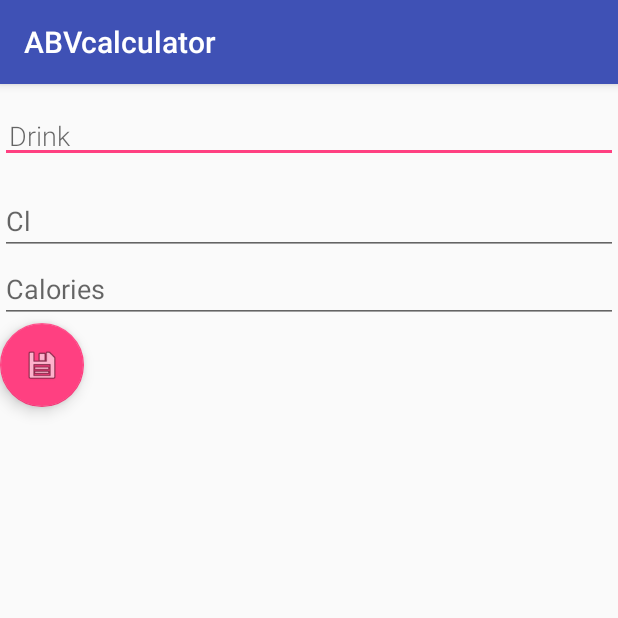
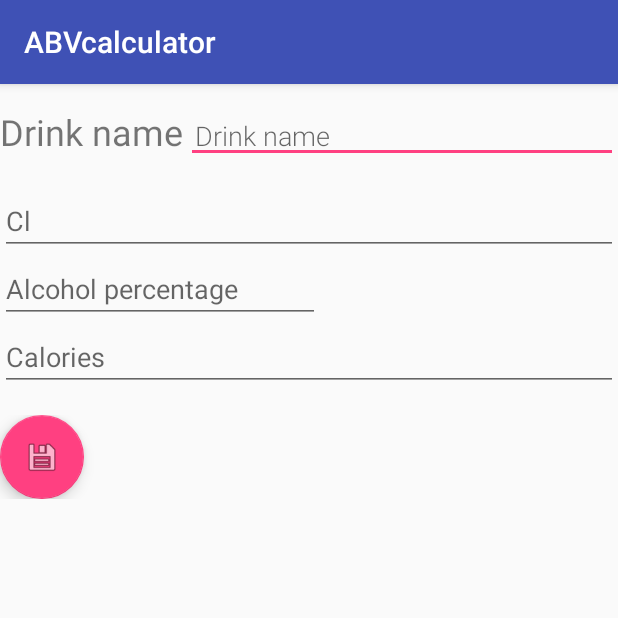
Before and after one commit to Aleksi123/ABVcalculator, an Android app: the NewDrinkActivity screen opened directly, with no data from a screen before it, on a phone screen of 412 x 824 dp, the top half of it. Run offline under Robolectric (Android 15) with nearby library versions, the phone set to English and light mode, and no system bars; our stand-ins replace Dagger/Hilt's generated code, Room's generated code.

Commit message:
Added validation directory. Added Validation structure EditTextValidation and ValidationFunction. Refactored Drink class's volume and calories fields to be integers. Added AlcoholPercentage field to Drink class. Modified NewDrink and ShowDrink Activities.

```diff
--- a/app/src/main/java/com/example/a/alcoholapp/Activity/NewDrinkActivity.java
+++ b/app/src/main/java/com/example/a/alcoholapp/Activity/NewDrinkActivity.java
@@ -7,42 +7,57 @@ import android.support.v7.app.AppCompatActivity;
 import android.text.TextUtils;
 import android.view.View;
 import android.widget.EditText;
+import android.widget.Toast;
 
 import com.example.a.alcoholapp.R;
-import com.example.a.alcoholapp.ViewModel.DrinkViewModel;
-import com.example.a.alcoholapp.ViewModel.ViewModelFactory;
+import com.example.a.alcoholapp.validation.NaturalNumberValidation;
+import com.example.a.alcoholapp.validation.NewDrinkValidator;
+import com.example.a.alcoholapp.validation.PercentageValidation;
 
 import javax.inject.Inject;
+
+import dagger.android.AndroidInjection;
 
 public class NewDrinkActivity extends AppCompatActivity {
 
     public static final String EXTRA_DRINK_NAME = "com.example.android.wordlistsql.REPLY";
     public static final String EXTRA_DRINK_CL = "com.example.android.wordlistsql.REPLY2";
     public static final String EXTRA_DRINK_CALORIES = "com.example.android.wordlistsql.REPLY3";
-    public static final String EXTRA_DRINKID = "com.example.android.wordlistsql.DRINK_ID";
-    private EditText mEditDrinkView, mEditClView, mEditCaloriesView;
+    public static final String EXTRA_DRINK_ALCOHOLPERCENTAGE = "com.example.android.wordlistsql.REPLY4";
+    public static final String EXTRA_DRINK_ID = "com.example.android.wordlistsql.DRINK_ID";
+    private EditText mEditDrinkView, mEditClView, mEditCaloriesView, mEditAlcoholPercentage;
+    @Inject
+    NewDrinkValidator validator;
 
     @Override
     public void onCreate(Bundle savedInstanceState) {
+        AndroidInjection.inject(this);
         super.onCreate(savedInstanceState);
+        //Set up validator
         setContentView(R.layout.activity_new_drink);
         mEditDrinkView = findViewById(R.id.edit_drink);
         mEditClView = findViewById(R.id.edit_cl);
         mEditCaloriesView = findViewById(R.id.edit_calories);
+        mEditAlcoholPercentage = findViewById(R.id.alcoholPercentage);
+        //Register EditTexts to the validator
+        validator.registerEditText(mEditClView, "Volume", new NaturalNumberValidation());
+        validator.registerEditText(mEditCaloriesView, "Calories", new NaturalNumberValidation());
+        validator.registerEditText(mEditAlcoholPercentage, "AlcoholPercentage", new PercentageValidation());
         Intent intent = getIntent();
-        final long drinkId = intent.getLongExtra(EXTRA_DRINKID, (long)-1);
+        final long drinkId = intent.getLongExtra(EXTRA_DRINK_ID, (long)-1);
         //Check if drink id was set
         if(drinkId>-1){
             //Intent has values of our drink so we are modifying EXISTING drink
             mEditDrinkView.setText(intent.getStringExtra(EXTRA_DRINK_NAME));
-            mEditClView.setText(intent.getStringExtra(EXTRA_DRINK_CL));
-            mEditCaloriesView.setText(intent.getStringExtra(EXTRA_DRINK_CALORIES));
+            mEditClView.setText(String.valueOf(intent.getIntExtra(EXTRA_DRINK_CL, 0)));
+            mEditCaloriesView.setText(String.valueOf(intent.getIntExtra(EXTRA_DRINK_CALORIES, 0)));
+            mEditAlcoholPercentage.setText(String.valueOf(intent.getDoubleExtra(EXTRA_DRINK_ALCOHOLPERCENTAGE, 0)));
             //Set a listener for the delete drink button
             findViewById(R.id.deleteButton).setOnClickListener(new View.OnClickListener() {
                 @Override
                 public void onClick(View view) {
                     Intent replyIntent = new Intent();
-                    replyIntent.putExtra(EXTRA_DRINKID, drinkId);
+                    replyIntent.putExtra(EXTRA_DRINK_ID, drinkId);
                     //Set delete flag to true
                     replyIntent.putExtra("DELETE", true);
                     setResult(RESULT_OK, replyIntent);
@@ -56,6 +71,13 @@ public class NewDrinkActivity extends AppCompatActivity {
         FloatingActionButton button = findViewById(R.id.button_save);
         button.setOnClickListener(new View.OnClickListener() {
             public void onClick(View view) {
+                //Validation
+                if(!validator.validate()){
+                    //If validation failed retrieve the error message and show it to the user.
+                    Toast.makeText(getApplicationContext(), validator.getErrorMessage(), Toast.LENGTH_SHORT).show();
+                    return;
+                }
+
                 Intent replyIntent = new Intent();
                 if (TextUtils.isEmpty(mEditDrinkView.getText())) {
                     setResult(RESULT_CANCELED, replyIntent);
@@ -63,15 +85,18 @@ public class NewDrinkActivity extends AppCompatActivity {
                     String drink = mEditDrinkView.getText().toString();
                     replyIntent.putExtra(EXTRA_DRINK_NAME, drink);
 
-                    String cl = mEditClView.getText().toString();
+                    int cl = Integer.parseInt(mEditClView.getText().toString());
                     replyIntent.putExtra(EXTRA_DRINK_CL, cl);
 
-                    String calories = mEditCaloriesView.getText().toString();
+                    int calories = Integer.parseInt(mEditCaloriesView.getText().toString());
                     replyIntent.putExtra(EXTRA_DRINK_CALORIES, calories);
+
+                    double percentage = Double.parseDouble(mEditAlcoholPercentage.getText().toString());
+                    replyIntent.putExtra(EXTRA_DRINK_ALCOHOLPERCENTAGE, percentage);
 
                     //Simple check if drinkId has a valid value
                     if(drinkId>-1)
-                        replyIntent.putExtra(EXTRA_DRINKID, drinkId);
+                        replyIntent.putExtra(EXTRA_DRINK_ID, drinkId);
 
                     setResult(RESULT_OK, replyIntent);
                 }
--- a/app/src/main/java/com/example/a/alcoholapp/Database/AppDatabase.java
+++ b/app/src/main/java/com/example/a/alcoholapp/Database/AppDatabase.java
@@ -58,9 +58,6 @@ public abstract class AppDatabase extends RoomDatabase {
         @Override
         protected Void doInBackground(final Void... params) {
 
-            Drink drink = new Drink("Beer","33","141");
-            mDao.insert(drink);
-
             return null;
         }
     }
--- a/app/src/main/java/com/example/a/alcoholapp/di/AppModule.java
+++ b/app/src/main/java/com/example/a/alcoholapp/di/AppModule.java
@@ -11,6 +11,7 @@ import com.example.a.alcoholapp.Database.AppDatabase;
 import com.example.a.alcoholapp.Database.Repository.DrinkRepository;
 import com.example.a.alcoholapp.ViewModel.DrinkViewModel;
 import com.example.a.alcoholapp.ViewModel.ViewModelFactory;
+import com.example.a.alcoholapp.validation.NewDrinkValidator;
 
 import javax.inject.Singleton;
 
@@ -46,6 +47,11 @@ public class AppModule {
         return new DrinkRepository(db);
     }
 
+    @Provides
+    NewDrinkValidator provideNewDrinkValidator(){
+        return new NewDrinkValidator();
+    }
+
     //TODO look for a better way to bring ViewModelSubComponent
     @Provides
     ViewModelSubComponent provideViewModelSubComponent(final Application app, final DrinkRepository repo){
--- a/app/src/main/java/com/example/a/alcoholapp/di/BuildersModule.java
+++ b/app/src/main/java/com/example/a/alcoholapp/di/BuildersModule.java
@@ -1,6 +1,7 @@
 package com.example.a.alcoholapp.di;
 
 import com.example.a.alcoholapp.Activity.MainActivity;
+import com.example.a.alcoholapp.Activity.NewDrinkActivity;
 import com.example.a.alcoholapp.Activity.ShowDrinksActivity;
 
 import dagger.Module;
@@ -16,5 +17,8 @@ abstract class BuildersModule {
     @ContributesAndroidInjector
     abstract ShowDrinksActivity bindMainActivity();
 
+    @ContributesAndroidInjector
+    abstract NewDrinkActivity bindNewDrinkActivity();
+
     // Add bindings for other sub-components here
 }
--- /dev/null
+++ b/app/src/main/java/com/example/a/alcoholapp/validation/EditTextValidator.java
@@ -0,0 +1,15 @@
+package com.example.a.alcoholapp.validation;
+
+import android.widget.EditText;
+
+public interface EditTextValidator<I> {
+    /**
+     * Register an EditText object to be validated by this validator
+     * @param editText
+     * @param fieldName Used in the error message to specify to the user which field failed the validation
+     * @param validationFunction ValidationFunction to be used when validating EditText value
+     */
+    void registerEditText(EditText editText, String fieldName, ValidationFunction<I> validationFunction);
+    boolean validate();
+    String getErrorMessage();
+}
--- /dev/null
+++ b/app/src/main/java/com/example/a/alcoholapp/validation/NaturalNumberValidation.java
@@ -0,0 +1,17 @@
+package com.example.a.alcoholapp.validation;
+
+/**
+ * Simple validation class that checks the given input is a natural number integer
+ */
+public class NaturalNumberValidation implements ValidationFunction<String>{
+    @Override
+    public boolean validate(String input) {
+        int result;
+        try{
+            result = Integer.parseInt(input);
+        }catch(Exception e){
+            return false;
+        }
+        return result >=0;
+    }
+}
--- /dev/null
+++ b/app/src/main/java/com/example/a/alcoholapp/validation/NewDrinkValidator.java
@@ -0,0 +1,45 @@
+package com.example.a.alcoholapp.validation;
+
+import android.widget.EditText;
+
+import java.util.ArrayList;
+import java.util.List;
+
+/**
+ * Implementation of EditTextValidator.
+ * Validates each editText object with a ValidationFunction.
+ */
+public class NewDrinkValidator implements EditTextValidator<String> {
+
+    private List<EditText> editTexts = new ArrayList<>();
+    private List<String> fieldNames = new ArrayList<>();
+    private List<ValidationFunction<String>> validators = new ArrayList<>();
+    private String errorMessage = "";
+
+
+    @Override
+    public void registerEditText(EditText editText, String fieldName, ValidationFunction<String> validationFunction) {
+        editTexts.add(editText);
+        fieldNames.add(fieldName);
+        validators.add(validationFunction);
+    }
+
+    @Override
+    public boolean validate() {
+        errorMessage = "";
+        for(int i = 0; i<editTexts.size() ;i++){
+            if(!validators.get(i).validate(editTexts.get(i).getText().toString())){
+                //If invalid set errorMessage
+                errorMessage = fieldNames.get(i) + " field has invalid value! Please check the field value";
+                editTexts.get(i).setError(errorMessage);
+                return false;
+            }
+        }
+        return true;
+    }
+
+    @Override
+    public String getErrorMessage() {
+        return errorMessage;
+    }
+}
--- /dev/null
+++ b/app/src/main/java/com/example/a/alcoholapp/validation/PercentageValidation.java
@@ -0,0 +1,14 @@
+package com.example.a.alcoholapp.validation;
+
+public class PercentageValidation implements ValidationFunction<String> {
+    @Override
+    public boolean validate(String input) {
+        double result;
+        try{
+            result = Double.parseDouble(input);
+        }catch(Exception e){
+            return false;
+        }
+        return result >=0 && result<=100;
+    }
+}
--- /dev/null
+++ b/app/src/main/java/com/example/a/alcoholapp/validation/ValidationFunction.java
@@ -0,0 +1,11 @@
+package com.example.a.alcoholapp.validation;
+
+/**
+ * Defines the method signature for all validation functions.
+ * Used in EditTextValidator
+ * All validation functions must implement this interface.
+ * @param <I>
+ */
+public interface ValidationFunction<I> {
+    boolean validate(I input);
+}
--- a/app/src/main/res/layout/activity_new_drink.xml
+++ b/app/src/main/res/layout/activity_new_drink.xml
@@ -5,6 +5,20 @@
     android:layout_width="match_parent"
     android:layout_height="match_parent"
     android:orientation="vertical">
+
+    <RelativeLayout
+        android:layout_width="wrap_content"
+        android:layout_height="wrap_content">
+
+        <TextView
+            android:id="@+id/textView"
+            android:layout_width="124dp"
+            android:layout_height="37dp"
+            android:layout_alignParentStart="true"
+            android:layout_centerVertical="true"
+            android:text="@string/drink"
+            android:textAlignment="viewStart"
+            android:textSize="24sp" />
 
         <EditText
             android:id="@+id/edit_drink"
@@ -16,7 +30,9 @@
             android:hint="@string/drink"
             android:inputType="textAutoComplete"
             android:padding="@dimen/small_padding"
+            android:layout_toEndOf="@id/textView"
             android:textSize="18sp" />
+    </RelativeLayout>
 
     <EditText
         android:id="@+id/edit_cl"
@@ -24,7 +40,15 @@
         android:layout_height="wrap_content"
         android:ems="10"
         android:hint="@string/cl"
-        android:inputType="textPersonName" />
+        android:inputType="number" />
+
+    <EditText
+        android:id="@+id/alcoholPercentage"
+        android:layout_width="wrap_content"
+        android:layout_height="wrap_content"
+        android:ems="10"
+        android:hint="@string/alcoholPercentage"
+        android:inputType="numberDecimal" />
 
     <EditText
         android:id="@+id/edit_calories"
@@ -32,7 +56,13 @@
         android:layout_height="wrap_content"
         android:ems="10"
         android:hint="@string/calories"
-        android:inputType="textPersonName" />
+        android:inputType="number" />
+
+    <LinearLayout
+        android:layout_width="match_parent"
+        android:layout_height="wrap_content"
+        android:layout_marginTop="@dimen/big_padding"
+        android:orientation="horizontal">
 
         <android.support.design.widget.FloatingActionButton
             android:id="@+id/button_save"
@@ -45,7 +75,10 @@
             android:id="@+id/deleteButton"
             android:layout_width="wrap_content"
             android:layout_height="wrap_content"
+            android:layout_marginLeft="60dp"
             android:baselineAligned="false"
             android:text="@string/button_delete_drink" />
 
     </LinearLayout>
+
+</LinearLayout>
--- a/app/src/main/res/values/strings.xml
+++ b/app/src/main/res/values/strings.xml
@@ -1,6 +1,6 @@
 <resources>
     <string name="app_name">ABVcalculator</string>
-    <string name="drink">Drink</string>
+    <string name="drink">Drink name</string>
     <string name="ABV">ABV</string>
     <string name="action_settings">Settings</string>
     <string name="button_save">Save</string>
@@ -10,6 +10,7 @@
     <string name="weight">Weight</string>
     <string name="gender">Gender</string>
     <string name="age">Age</string>
+    <string name="alcoholPercentage">Alcohol percentage</string>
     <string name="showDrinks">Show Drinks</string>
     <string name="addDrink">Add Drink</string>
     <string name="userInfo">User Info</string>
```
Also changed, not shown: app/src/main/java/com/example/a/alcoholapp/Activity/ShowDrinksActivity.java (+8 -10 lines), app/src/main/java/com/example/a/alcoholapp/Database/Entity/Drink.java (+45 -13 lines), 2 other files. Lines whose indentation alone changed are shown as unchanged.
